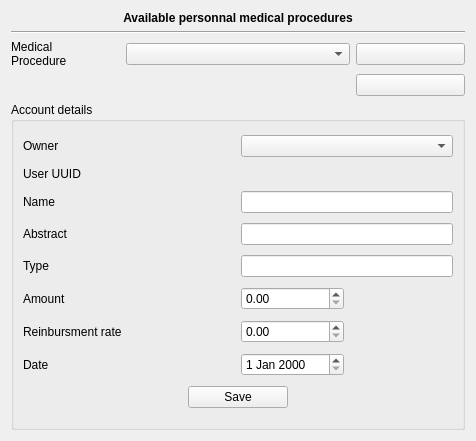
First picture: the form in plugins/accountplugin/preferences/medicalprocedurepage.ui, repository FreeHealth/freehealth, before the edit.
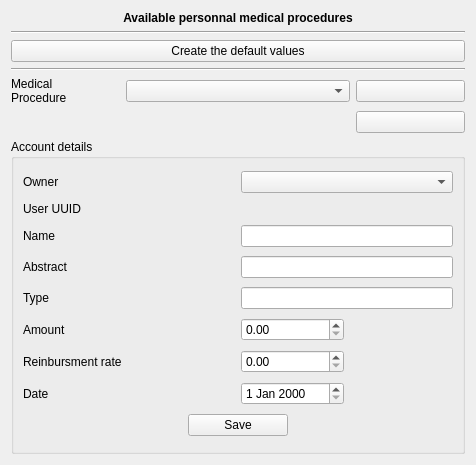
Second picture: the form after the edit.

Commit message: FreeAccount : - moving some code from widget creation to slot connected to button - some beautifying

```diff
--- a/plugins/accountplugin/preferences/medicalprocedurepage.ui
+++ b/plugins/accountplugin/preferences/medicalprocedurepage.ui
@@ -7,7 +7,7 @@
     <x>0</x>
     <y>0</y>
     <width>476</width>
-    <height>441</height>
+    <height>465</height>
    </rect>
   </property>
   <property name="sizePolicy">
@@ -42,7 +42,7 @@
      </property>
     </widget>
    </item>
-   <item row="6" column="0" colspan="4">
+   <item row="8" column="0" colspan="4">
     <widget class="QGroupBox" name="groupBox">
      <property name="title">
       <string>Account details</string>
@@ -186,7 +186,7 @@
      </property>
     </widget>
    </item>
-   <item row="2" column="3">
+   <item row="4" column="3">
     <widget class="QPushButton" name="addButton">
      <property name="sizePolicy">
       <sizepolicy hsizetype="Preferred" vsizetype="Fixed">
@@ -199,10 +199,10 @@
      </property>
     </widget>
    </item>
-   <item row="2" column="1" colspan="2">
+   <item row="4" column="1" colspan="2">
     <widget class="QComboBox" name="mpComboBox"/>
    </item>
-   <item row="2" column="0">
+   <item row="4" column="0">
     <widget class="QLabel" name="MPLabel">
      <property name="text">
       <string>Medical 
@@ -216,7 +216,7 @@
      </property>
     </widget>
    </item>
-   <item row="3" column="3">
+   <item row="5" column="3">
     <widget class="QPushButton" name="removeButton">
      <property name="sizePolicy">
       <sizepolicy hsizetype="Preferred" vsizetype="Fixed">
@@ -229,6 +229,20 @@
      </property>
     </widget>
    </item>
+   <item row="2" column="0" colspan="4">
+    <widget class="QPushButton" name="createDefault">
+     <property name="text">
+      <string>Create the default values</string>
+     </property>
+    </widget>
+   </item>
+   <item row="3" column="0" colspan="4">
+    <widget class="Line" name="line_2">
+     <property name="orientation">
+      <enum>Qt::Horizontal</enum>
+     </property>
+    </widget>
+   </item>
   </layout>
  </widget>
  <tabstops>
```
The commit also changes 11 other files.
